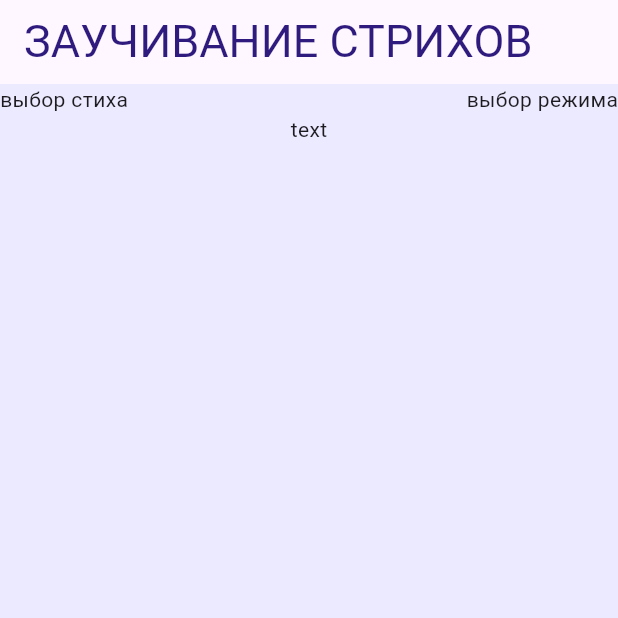
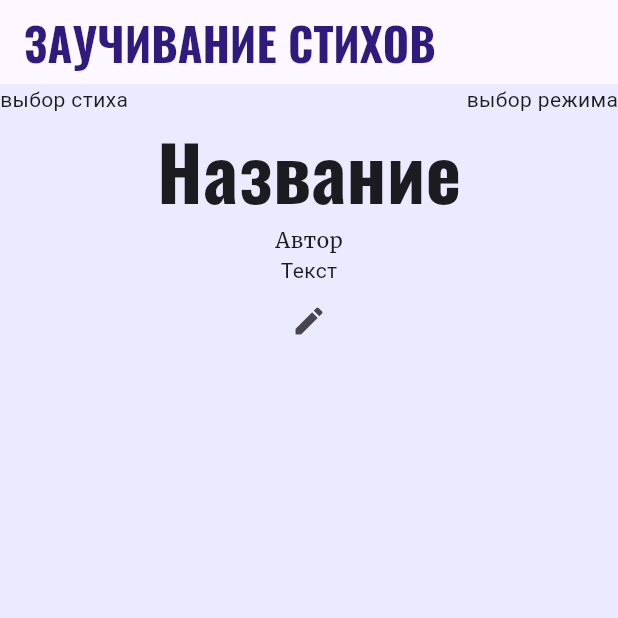
Before and after one commit to 2romanio005/cramming_poems, a Flutter app: the screen it shows after launch, on a phone screen of 412 x 824 dp, the top half of it. Run offline on Flutter 3.47's test engine with Material 3 defaults, Android fonts, the phone set to English and light mode, and no system bars; our stand-ins replace google_fonts.

Commit message:
Linux support Theming MainView

```diff
--- /dev/null
+++ b/lib/Data/poem_data.dart
@@ -0,0 +1,9 @@
+import 'dart:core';
+
+class PoemData {
+  String name = "";
+  String author = "";
+  String text = "";
+
+  PoemData(this.name, this.author, this.text);
+}
--- a/lib/colors.dart
+++ b/lib/colors.dart
@@ -11,3 +11,5 @@ Color ColorMain2 = Color.fromARGB(255, 236, 234, 255);
 Color ColorBackground = ColorMain2;             // задний фон приложения
 Color ColorFont = ColorMain1;                   // шрифта
 Color ColorHeader = ColorMain1;
+
+Color PrimaryColor = ColorMain1;
--- a/lib/home.dart
+++ b/lib/home.dart
@@ -1,5 +1,8 @@
+import 'package:cramming_poems/main_view.dart';
 import 'package:flutter/material.dart';
 import 'package:cramming_poems/colors.dart';
+
+import 'Data/poem_data.dart';
 
 class Home extends StatefulWidget {
   @override
@@ -14,14 +17,14 @@ class _Home extends State<Home> {
       appBar: AppBar(
         title: Text(
           //"CRAMMING POEMS",
-          "ЗАУЧИВАНИЕ СТРИХОВ",
+          "ЗАУЧИВАНИЕ СТИХОВ",
           style: TextStyle(
             color: ColorHeader,
             fontSize: 30,
           ),
         ),
       ),
-      body: const Column(
+      body: Column(
         children: [
           Row(
             mainAxisAlignment: MainAxisAlignment.spaceBetween,
@@ -30,7 +33,7 @@ class _Home extends State<Home> {
               Text("выбор режима")
             ],
           ),
-          Text("text"),
+          MainView(poemData: PoemData("Название", "Автор", "Текст")),
         ],
       )
 
--- a/lib/main.dart
+++ b/lib/main.dart
@@ -1,5 +1,8 @@
 import 'package:flutter/material.dart';
 import 'package:cramming_poems/home.dart';
+import 'package:google_fonts/google_fonts.dart';
+
+import 'colors.dart';
 
 void main() => runApp(const MyApp());
 
@@ -10,6 +13,27 @@ class MyApp extends StatelessWidget {
   Widget build(BuildContext context) {
     return MaterialApp(
       home: Home(),
+      theme: ThemeData(
+        colorScheme: ColorScheme.fromSeed(
+          seedColor: PrimaryColor,
+          brightness: Brightness.light,
+        ),
+        textTheme: TextTheme(
+          // TODO: Выбрать нормальные шрифты и размер текста
+          titleLarge: GoogleFonts.oswald(
+            fontSize: 30,
+            fontWeight: FontWeight.bold,
+          ),
+          bodyLarge: GoogleFonts.oswald(
+            fontSize: 50,
+            fontWeight: FontWeight.bold,
+          ),
+          bodySmall: GoogleFonts.merriweather(
+            fontSize: 14,
+          ),
+        ),
+      ),
+
     );
   }
 }
--- /dev/null
+++ b/lib/main_view.dart
@@ -0,0 +1,74 @@
+import 'package:flutter/material.dart';
+
+import 'Data/poem_data.dart';
+
+class MainView extends StatefulWidget {
+  const MainView({super.key, required this.poemData});
+
+  final PoemData poemData;
+  @override
+  State<StatefulWidget> createState() => _MainView();
+}
+
+class _MainView extends State<MainView> {
+  bool _isEditMode = false;
+  final nameController = TextEditingController();
+  final authorController = TextEditingController();
+  final textController = TextEditingController();
+
+  // TODO: РАЗДЕЛИТЬ НА ДВА ВИДЖЕТА, ПРОСМОТР И РЕДАКТИРОВАНИЕ
+
+  void _toggleEditModeOn() {
+    const snackBar = SnackBar(
+      content: Text("Режим Редактирования"),
+    );
+
+    setState(() {
+      _isEditMode = true;
+    });
+
+    ScaffoldMessenger.of(context).showSnackBar(snackBar);
+  }
+
+  void _toggleEditModeOff() {
+    const snackBar = SnackBar(
+      content: Text("Режим Просмотра"),
+    );
+
+    setState(() {
+      _isEditMode = false;
+      widget.poemData.name = nameController.text;
+      widget.poemData.author = authorController.text;
+      widget.poemData.text = textController.text;
+    });
+
+    ScaffoldMessenger.of(context).showSnackBar(snackBar);
+  }
+
+  @override
+  Widget build(BuildContext context) {
+    if (!_isEditMode) {
+      return Column(
+        children: [
+          Text(widget.poemData.name, style: Theme.of(context).textTheme.bodyLarge),
+          Text(widget.poemData.author, style: Theme.of(context).textTheme.bodySmall),
+          Text(widget.poemData.text, style: Theme.of(context).textTheme.bodyMedium),
+          IconButton(onPressed: _toggleEditModeOn, icon: const Icon(Icons.edit))
+        ],
+      );
+    } else {
+      return Column(
+        children: [
+          TextField(controller: nameController, style: Theme.of(context).textTheme.bodyLarge),
+          TextField(controller: authorController, style: Theme.of(context).textTheme.bodySmall),
+          TextField(
+              controller: textController,
+              style: Theme.of(context).textTheme.bodyMedium,
+              maxLines: 15 // TODO: УБРАТЬ ОГРАНИЧЕНИЕ БЕЗ ПЕРЕПОЛНЕНИЯ
+          ),
+          IconButton(onPressed: _toggleEditModeOff, icon: const Icon(Icons.close))
+        ],
+      );
+    }
+  }
+}
--- a/pubspec.yaml
+++ b/pubspec.yaml
@@ -35,6 +35,7 @@ dependencies:
   # The following adds the Cupertino Icons font to your application.
   # Use with the CupertinoIcons class for iOS style icons.
   cupertino_icons: ^1.0.2
+  google_fonts: ^6.1.0
 
 dev_dependencies:
   flutter_test:
```
Also changed, not shown: pubspec.lock, 11 other files.
